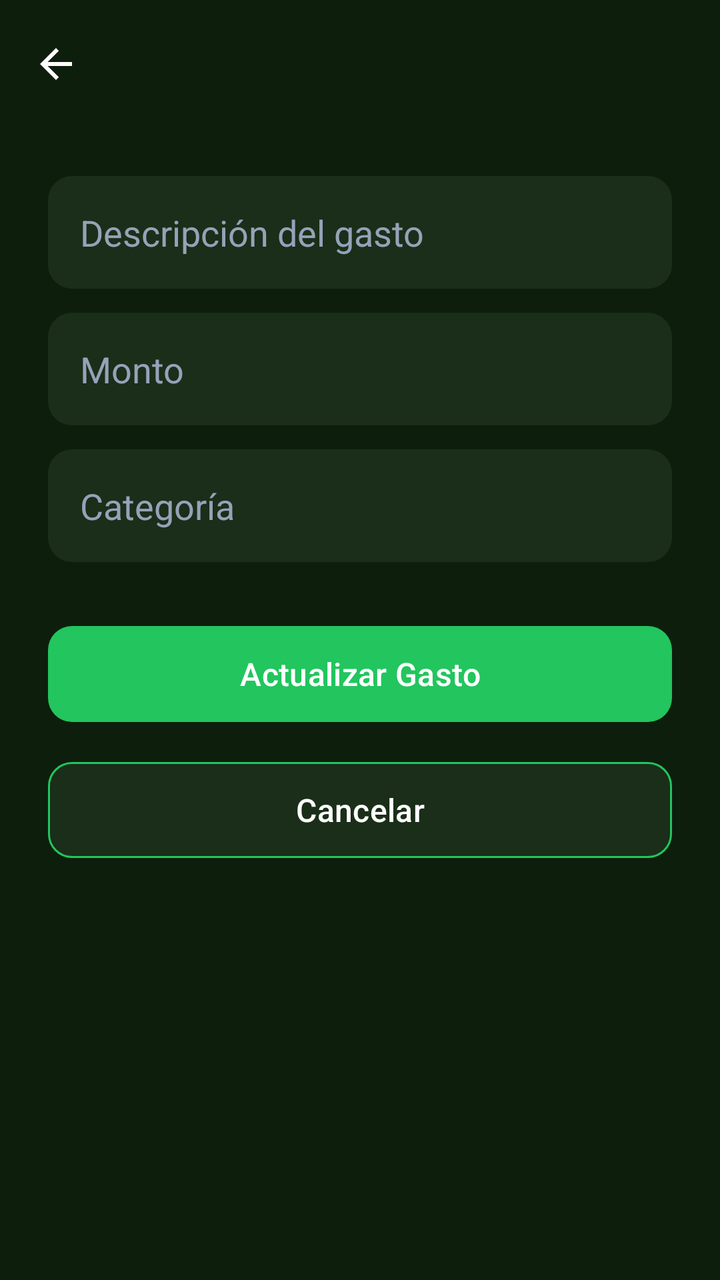
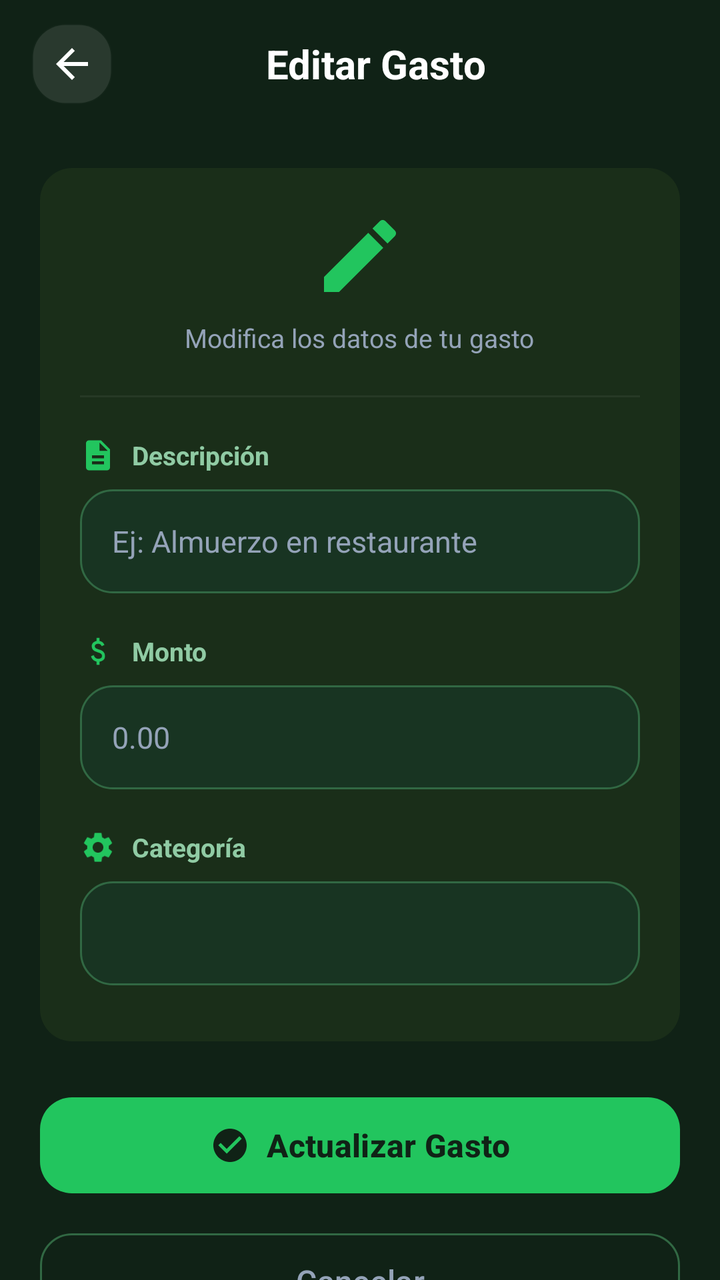

Before-and-after screenshots of an Android layout around one commit, followed by the original layout XML and the change that was made.
<!-- AndroidManifest.xml: application theme Theme.IngresosGastosApp -->
<!-- res/layout/activity_editar_gasto.xml -->
<?xml version="1.0" encoding="utf-8"?>
<androidx.constraintlayout.widget.ConstraintLayout
    xmlns:android="http://schemas.android.com/apk/res/android"
    xmlns:app="http://schemas.android.com/apk/res-auto"
    android:id="@+id/main"
    android:layout_width="match_parent"
    android:layout_height="match_parent"
    android:background="@color/bg_dark">

    <com.google.android.material.appbar.MaterialToolbar
        android:id="@+id/toolbarEditarGasto"
        android:layout_width="0dp"
        android:layout_height="?attr/actionBarSize"
        android:background="@color/bg_dark"
        android:elevation="0dp"
        android:title="Editar Gasto"
        app:navigationIcon="@drawable/ic_arrow_back"
        app:layout_constraintTop_toTopOf="parent"
        app:layout_constraintStart_toStartOf="parent"
        app:layout_constraintEnd_toEndOf="parent"
        app:titleTextColor="@color/text_on_dark"
        app:navigationIconTint="@color/white" />

    <ScrollView
        android:layout_width="0dp"
        android:layout_height="0dp"
        android:padding="24dp"
        android:fillViewport="true"
        app:layout_constraintTop_toBottomOf="@id/toolbarEditarGasto"
        app:layout_constraintStart_toStartOf="parent"
        app:layout_constraintEnd_toEndOf="parent"
        app:layout_constraintBottom_toBottomOf="parent">

        <LinearLayout
            android:layout_width="match_parent"
            android:layout_height="wrap_content"
            android:orientation="vertical">

            <EditText
                android:id="@+id/etDescripcionGasto"
                android:layout_width="match_parent"
                android:layout_height="wrap_content"
                android:hint="Descripción del gasto"
                android:background="@drawable/edittext_dark"
                android:padding="16dp"
                android:textColor="@color/text_on_dark"
                android:textColorHint="@color/text_on_dark_muted"
                android:layout_marginBottom="12dp"
                android:inputType="textCapSentences"/>

            <EditText
                android:id="@+id/etMontoGasto"
                android:layout_width="match_parent"
                android:layout_height="wrap_content"
                android:hint="Monto"
                android:background="@drawable/edittext_dark"
                android:padding="16dp"
                android:textColor="@color/text_on_dark"
                android:textColorHint="@color/text_on_dark_muted"
                android:layout_marginBottom="12dp"
                android:inputType="numberDecimal"/>

            <EditText
                android:id="@+id/etCategoriaGasto"
                android:layout_width="match_parent"
                android:layout_height="wrap_content"
                android:hint="Categoría"
                android:background="@drawable/edittext_dark"
                android:padding="16dp"
                android:textColor="@color/text_on_dark"
                android:textColorHint="@color/text_on_dark_muted"
                android:layout_marginBottom="20dp"
                android:inputType="textCapWords"/>

            <com.google.android.material.button.MaterialButton
                android:id="@+id/btnActualizarGasto"
                android:layout_width="match_parent"
                android:layout_height="56dp"
                android:text="Actualizar Gasto"
                android:textAllCaps="false"
                android:textSize="16sp"
                android:textColor="@color/white"
                app:backgroundTint="@color/green_accent"
                app:cornerRadius="12dp"
                android:layout_marginTop="8dp"
                android:layout_marginBottom="12dp"/>

            <com.google.android.material.button.MaterialButton
                android:id="@+id/btnCancelarGasto"
                style="@style/Widget.Material3.Button.OutlinedButton"
                android:layout_width="match_parent"
                android:layout_height="56dp"
                android:text="Cancelar"
                android:textAllCaps="false"
                android:textSize="16sp"
                android:textColor="@color/text_on_dark"
                app:strokeColor="@color/green_accent"
                app:strokeWidth="1dp"
                app:backgroundTint="@color/bg_dark_card"
                app:cornerRadius="12dp"/>
        </LinearLayout>
    </ScrollView>
</androidx.constraintlayout.widget.ConstraintLayout>
<!-- resources referenced by this layout -->
<resources>
  <color name="bg_dark">#0D1F0C</color>
  <color name="text_on_dark">#FFFFFF</color>
  <!-- drawable edittext_dark (drawable) -->
  <?xml version="1.0" encoding="utf-8"?>
  <shape xmlns:android="http://schemas.android.com/apk/res/android"
      android:shape="rectangle">
      <solid android:color="@color/bg_dark_card" />
      <corners android:radius="12dp" />
  </shape>
  <!-- unchanged entries left out for length: 9 -->
</resources>

<!-- the commit's change to res/layout/activity_editar_gasto.xml (unified diff, before → after) -->
@@ -5,99 +5,243 @@
     android:id="@+id/main"
     android:layout_width="match_parent"
     android:layout_height="match_parent"
-    android:background="@color/bg_dark">
-
-    <com.google.android.material.appbar.MaterialToolbar
+    android:background="@color/stitch_background">
+
+    
+    <androidx.appcompat.widget.Toolbar
         android:id="@+id/toolbarEditarGasto"
         android:layout_width="0dp"
         android:layout_height="?attr/actionBarSize"
-        android:background="@color/bg_dark"
+        android:background="@color/stitch_background"
         android:elevation="0dp"
-        android:title="Editar Gasto"
-        app:navigationIcon="@drawable/ic_arrow_back"
-        app:layout_constraintTop_toTopOf="parent"
+        app:layout_constraintEnd_toEndOf="parent"
         app:layout_constraintStart_toStartOf="parent"
-        app:layout_constraintEnd_toEndOf="parent"
-        app:titleTextColor="@color/text_on_dark"
-        app:navigationIconTint="@color/white" />
-
-    <ScrollView
+        app:layout_constraintTop_toTopOf="parent">
+
+        <RelativeLayout
+            android:layout_width="match_parent"
+            android:layout_height="match_parent"
+            android:paddingEnd="16dp">
+
+            <ImageButton
+                android:id="@+id/btnBackEditarGasto"
+                android:layout_width="40dp"
+                android:layout_height="40dp"
+                android:layout_centerVertical="true"
+                android:background="@drawable/bg_stitch_card"
+                android:backgroundTint="#1AFFFFFF"
+                android:src="@drawable/ic_arrow_back"
+                app:tint="@color/white"
+                android:contentDescription="Volver" />
+
+            <TextView
+                android:layout_width="wrap_content"
+                android:layout_height="wrap_content"
+                android:layout_centerInParent="true"
+                android:text="Editar Gasto"
+                android:textColor="@color/white"
+                android:textSize="20sp"
+                android:textStyle="bold" />
+        </RelativeLayout>
+    </androidx.appcompat.widget.Toolbar>
+
+    
+    <androidx.core.widget.NestedScrollView
         android:layout_width="0dp"
         android:layout_height="0dp"
-        android:padding="24dp"
         android:fillViewport="true"
-        app:layout_constraintTop_toBottomOf="@id/toolbarEditarGasto"
+        android:clipToPadding="false"
+        app:layout_constraintBottom_toBottomOf="parent"
+        app:layout_constraintEnd_toEndOf="parent"
         app:layout_constraintStart_toStartOf="parent"
-        app:layout_constraintEnd_toEndOf="parent"
-        app:layout_constraintBottom_toBottomOf="parent">
+        app:layout_constraintTop_toBottomOf="@id/toolbarEditarGasto">
 
         <LinearLayout
             android:layout_width="match_parent"
             android:layout_height="wrap_content"
-            android:orientation="vertical">
-
-            <EditText
-                android:id="@+id/etDescripcionGasto"
+            android:orientation="vertical"
+            android:padding="20dp">
+
+            
+            <LinearLayout
                 android:layout_width="match_parent"
                 android:layout_height="wrap_content"
-                android:hint="Descripción del gasto"
-                android:background="@drawable/edittext_dark"
-                android:padding="16dp"
-                android:textColor="@color/text_on_dark"
-                android:textColorHint="@color/text_on_dark_muted"
-                android:layout_marginBottom="12dp"
-                android:inputType="textCapSentences"/>
-
-            <EditText
-                android:id="@+id/etMontoGasto"
-                android:layout_width="match_parent"
-                android:layout_height="wrap_content"
-                android:hint="Monto"
-                android:background="@drawable/edittext_dark"
-                android:padding="16dp"
-                android:textColor="@color/text_on_dark"
-                android:textColorHint="@color/text_on_dark_muted"
-                android:layout_marginBottom="12dp"
-                android:inputType="numberDecimal"/>
-
-            <EditText
-                android:id="@+id/etCategoriaGasto"
-                android:layout_width="match_parent"
-                android:layout_height="wrap_content"
-                android:hint="Categoría"
-                android:background="@drawable/edittext_dark"
-                android:padding="16dp"
-                android:textColor="@color/text_on_dark"
-                android:textColorHint="@color/text_on_dark_muted"
-                android:layout_marginBottom="20dp"
-                android:inputType="textCapWords"/>
-
+                android:orientation="vertical"
+                android:background="@drawable/bg_card_menu"
+                android:padding="20dp">
+
+                
+                <LinearLayout
+                    android:layout_width="match_parent"
+                    android:layout_height="wrap_content"
+                    android:gravity="center"
+                    android:orientation="vertical"
+                    android:layout_marginBottom="20dp">
+
+                    <ImageView
+                        android:layout_width="48dp"
+                        android:layout_height="48dp"
+                        android:src="@drawable/ic_edit"
+                        app:tint="@color/green_accent"
+                        android:contentDescription="Editar" />
+
+                    <TextView
+                        android:layout_width="wrap_content"
+                        android:layout_height="wrap_content"
+                        android:layout_marginTop="8dp"
+                        android:text="Modifica los datos de tu gasto"
+                        android:textColor="@color/text_on_dark_muted"
+                        android:textSize="13sp" />
+                </LinearLayout>
+
+                <View
+                    android:layout_width="match_parent"
+                    android:layout_height="1dp"
+                    android:background="#0DFFFFFF"
+                    android:layout_marginBottom="20dp" />
+
+                
+                <LinearLayout
+                    android:layout_width="match_parent"
+                    android:layout_height="wrap_content"
+                    android:orientation="horizontal"
+                    android:gravity="center_vertical"
+                    android:layout_marginBottom="8dp">
+
+                    <ImageView
+                        android:layout_width="18dp"
+                        android:layout_height="18dp"
+                        android:src="@drawable/ic_description"
+                        app:tint="@color/green_accent" />
+
+                    <TextView
+                        android:layout_width="wrap_content"
+                        android:layout_height="wrap_content"
+                        android:layout_marginStart="8dp"
+                        android:text="Descripción"
+                        android:textColor="@color/stitch_text_muted"
+                        android:textSize="13sp"
+                        android:textStyle="bold" />
+                </LinearLayout>
+
+                <EditText
+                    android:id="@+id/etDescripcionGasto"
+                    android:layout_width="match_parent"
+                    android:layout_height="52dp"
+                    android:background="@drawable/bg_input_field"
+                    android:paddingHorizontal="16dp"
+                    android:hint="Ej: Almuerzo en restaurante"
+                    android:textColor="@color/white"
+                    android:textColorHint="@color/text_on_dark_muted"
+                    android:textSize="15sp"
+                    android:inputType="textCapSentences"
+                    android:layout_marginBottom="20dp" />
+
+                
+                <LinearLayout
+                    android:layout_width="match_parent"
+                    android:layout_height="wrap_content"
+                    android:orientation="horizontal"
+                    android:gravity="center_vertical"
+                    android:layout_marginBottom="8dp">
+
+                    <ImageView
+                        android:layout_width="18dp"
+                        android:layout_height="18dp"
+                        android:src="@drawable/ic_attach_money"
+                        app:tint="@color/green_accent" />
+
+                    <TextView
+                        android:layout_width="wrap_content"
+                        android:layout_height="wrap_content"
+                        android:layout_marginStart="8dp"
+                        android:text="Monto"
+                        android:textColor="@color/stitch_text_muted"
+                        android:textSize="13sp"
+                        android:textStyle="bold" />
+                </LinearLayout>
+
+                <EditText
+                    android:id="@+id/etMontoGasto"
+                    android:layout_width="match_parent"
+                    android:layout_height="52dp"
+                    android:background="@drawable/bg_input_field"
+                    android:paddingHorizontal="16dp"
+                    android:hint="0.00"
+                    android:textColor="@color/white"
+                    android:textColorHint="@color/text_on_dark_muted"
+                    android:textSize="15sp"
+                    android:inputType="numberDecimal"
+                    android:layout_marginBottom="20dp" />
+
+                
+                <LinearLayout
+                    android:layout_width="match_parent"
+                    android:layout_height="wrap_content"
+                    android:orientation="horizontal"
+                    android:gravity="center_vertical"
+                    android:layout_marginBottom="8dp">
+
+                    <ImageView
+                        android:layout_width="18dp"
+                        android:layout_height="18dp"
+                        android:src="@drawable/ic_settings"
+                        app:tint="@color/green_accent" />
+
+                    <TextView
+                        android:layout_width="wrap_content"
+                        android:layout_height="wrap_content"
+                        android:layout_marginStart="8dp"
+                        android:text="Categoría"
+                        android:textColor="@color/stitch_text_muted"
+                        android:textSize="13sp"
+                        android:textStyle="bold" />
+                </LinearLayout>
+
+                <Spinner
+                    android:id="@+id/spinnerCategoriaGasto"
+                    android:layout_width="match_parent"
+                    android:layout_height="52dp"
+                    android:background="@drawable/bg_spinner_dark"
+                    android:popupBackground="@color/stitch_card_bg"
+                    android:layout_marginBottom="8dp" />
+
+            </LinearLayout>
+
+            
             <com.google.android.material.button.MaterialButton
                 android:id="@+id/btnActualizarGasto"
                 android:layout_width="match_parent"
                 android:layout_height="56dp"
+                android:layout_marginTop="24dp"
                 android:text="Actualizar Gasto"
                 android:textAllCaps="false"
                 android:textSize="16sp"
-                android:textColor="@color/white"
+                android:textStyle="bold"
+                android:textColor="@color/stitch_background"
                 app:backgroundTint="@color/green_accent"
-                app:cornerRadius="12dp"
-                android:layout_marginTop="8dp"
-                android:layout_marginBottom="12dp"/>
+                app:cornerRadius="16dp"
+                app:icon="@drawable/ic_check_circle"
+                app:iconGravity="textStart"
+                app:iconTint="@color/stitch_background"
+                app:iconSize="20dp" />
 
             <com.google.android.material.button.MaterialButton
                 android:id="@+id/btnCancelarGasto"
                 style="@style/Widget.Material3.Button.OutlinedButton"
                 android:layout_width="match_parent"
                 android:layout_height="56dp"
+                android:layout_marginTop="12dp"
+                android:layout_marginBottom="24dp"
                 android:text="Cancelar"
                 android:textAllCaps="false"
                 android:textSize="16sp"
-                android:textColor="@color/text_on_dark"
-                app:strokeColor="@color/green_accent"
+                android:textColor="@color/text_on_dark_muted"
+                app:strokeColor="@color/stitch_card_border"
                 app:strokeWidth="1dp"
-                app:backgroundTint="@color/bg_dark_card"
-                app:cornerRadius="12dp"/>
+                app:cornerRadius="16dp" />
+
         </LinearLayout>
-    </ScrollView>
+    </androidx.core.widget.NestedScrollView>
+
 </androidx.constraintlayout.widget.ConstraintLayout>
<!-- resource entries referenced after the edit -->
@@ -1,14 +1,97 @@
 <!-- resources referenced by this layout -->
 <resources>
-  <color name="bg_dark">#0D1F0C</color>
-  <color name="text_on_dark">#FFFFFF</color>
-  <!-- drawable edittext_dark (drawable) -->
+  <color name="stitch_card_bg">#183422</color>
+  <color name="stitch_card_border">#316843</color>
+  <color name="stitch_text_muted">#90cba4</color>
+  <!-- drawable bg_card_menu (drawable) -->
+  <?xml version="1.0" encoding="utf-8"?>
+  <shape xmlns:android="http://schemas.android.com/apk/res/android">
+      <solid android:color="@color/bg_dark_card" />
+      <corners android:radius="16dp" />
+  </shape>
+  <!-- drawable bg_input_field (drawable) -->
   <?xml version="1.0" encoding="utf-8"?>
   <shape xmlns:android="http://schemas.android.com/apk/res/android"
       android:shape="rectangle">
-      <solid android:color="@color/bg_dark_card" />
-      <corners android:radius="12dp" />
+      <solid android:color="@color/stitch_card_bg" />
+      <stroke
+          android:width="1dp"
+          android:color="@color/stitch_card_border" />
+      <corners android:radius="16dp" />
   </shape>
+  <!-- drawable bg_spinner_dark (drawable) -->
+  <?xml version="1.0" encoding="utf-8"?>
+  <shape xmlns:android="http://schemas.android.com/apk/res/android"
+      android:shape="rectangle">
+      <solid android:color="@color/stitch_card_bg" />
+      <stroke
+          android:width="1dp"
+          android:color="@color/stitch_card_border" />
+      <corners android:radius="16dp" />
+      <padding
+          android:left="16dp"
+          android:top="4dp"
+          android:right="16dp"
+          android:bottom="4dp" />
+  </shape>
+  <!-- drawable bg_stitch_card (drawable) -->
+  <?xml version="1.0" encoding="utf-8"?>
+  <shape xmlns:android="http://schemas.android.com/apk/res/android">
+      <solid android:color="#1A3A24" />
+      <corners android:radius="16dp" />
+      <stroke android:width="1dp" android:color="#1AFFFFFF" />
+  </shape>
+  <!-- drawable ic_attach_money (drawable) -->
+  <vector xmlns:android="http://schemas.android.com/apk/res/android"
+      android:width="24dp"
+      android:height="24dp"
+      android:viewportWidth="960"
+      android:viewportHeight="960">
+    <path
+        android:pathData="M441,840v-86q-53,-12 -91.5,-46T293,612l74,-30q15,48 44.5,73t77.5,25q41,0 69.5,-18.5T587,604q0,-35 -22,-55.5T463,502q-86,-27 -118,-64.5T313,346q0,-65 42,-101t86,-41v-84h80v84q50,8 82.5,36.5T651,310l-74,32q-12,-32 -34,-48t-60,-16q-44,0 -67,19.5T393,346q0,33 30,52t104,40q69,20 104.5,63.5T667,602q0,71 -42,108t-104,46v84h-80Z"
+        android:fillColor="#e3e3e3"/>
+  </vector>
+  <!-- drawable ic_check_circle (drawable) -->
+  <vector xmlns:android="http://schemas.android.com/apk/res/android"
+      android:width="24dp"
+      android:height="24dp"
+      android:viewportWidth="24"
+      android:viewportHeight="24">
+      <path
+          android:fillColor="@color/green_accent"
+          android:pathData="M12,2C6.48,2 2,6.48 2,12s4.48,10 10,10 10,-4.48 10,-10S17.52,2 12,2zM10,17l-5,-5 1.41,-1.41L10,14.17l7.59,-7.59L19,8l-9,9z" />
+  </vector>
+  <!-- drawable ic_description (drawable) -->
+  <vector xmlns:android="http://schemas.android.com/apk/res/android"
+      android:width="24dp"
+      android:height="24dp"
+      android:viewportWidth="24"
+      android:viewportHeight="24">
+      <path
+          android:fillColor="@color/green_accent"
+          android:pathData="M14,2H6C4.9,2 4,2.9 4,4v16c0,1.1 0.9,2 2,2h12c1.1,0 2,-0.9 2,-2V8L14,2zM16,18H8v-2h8v2zM16,14H8v-2h8v2zM13,9V3.5L18.5,9H13z" />
+  </vector>
+  <!-- drawable ic_edit (drawable) -->
+  <vector xmlns:android="http://schemas.android.com/apk/res/android"
+      android:width="24dp"
+      android:height="24dp"
+      android:viewportWidth="24"
+      android:viewportHeight="24">
+      <path
+          android:fillColor="#FFFFFF"
+          android:pathData="M3,17.25V21h3.75L17.81,9.94l-3.75,-3.75L3,17.25zM20.71,7.04c0.39,-0.39 0.39,-1.02 0,-1.41l-2.34,-2.34c-0.39,-0.39 -1.02,-0.39 -1.41,0l-1.83,1.83 3.75,3.75 1.83,-1.83z"/>
+  </vector>
+  <!-- drawable ic_settings (drawable) -->
+  <?xml version="1.0" encoding="utf-8"?>
+  <vector xmlns:android="http://schemas.android.com/apk/res/android"
+      android:width="24dp"
+      android:height="24dp"
+      android:viewportWidth="24"
+      android:viewportHeight="24">
+      <path
+          android:fillColor="@color/white"
+          android:pathData="M19.14,12.94c0.04,-0.31 0.06,-0.63 0.06,-0.94c0,-0.31 -0.02,-0.63 -0.06,-0.94l2.03,-1.58c0.18,-0.14 0.23,-0.41 0.12,-0.61l-1.92,-3.32c-0.12,-0.22 -0.37,-0.29 -0.59,-0.22l-2.39,0.96c-0.5,-0.38 -1.03,-0.7 -1.62,-0.94L14.4,2.81c-0.04,-0.24 -0.24,-0.41 -0.48,-0.41h-3.84c-0.24,0 -0.43,0.17 -0.47,0.41L9.25,5.35C8.66,5.59 8.12,5.92 7.63,6.29L5.24,5.33c-0.22,-0.08 -0.47,0 -0.59,0.22L2.74,8.87C2.62,9.08 2.66,9.34 2.86,9.48l2.03,1.58C4.84,11.31 4.8,11.63 4.8,12s0.02,0.63 0.06,0.94l-2.03,1.58c-0.18,0.14 -0.23,0.41 -0.12,0.61l1.92,3.32c0.12,0.22 0.37,0.29 0.59,0.22l2.39,-0.96c0.5,0.38 1.03,0.7 1.62,0.94l0.36,2.54c0.05,0.24 0.24,0.41 0.48,0.41h3.84c0.24,0 0.44,-0.17 0.47,-0.41l0.36,-2.54c0.59,-0.24 1.13,-0.56 1.62,-0.94l2.39,0.96c0.22,0.08 0.47,0 0.59,-0.22l1.92,-3.32c0.12,-0.22 0.07,-0.47 -0.12,-0.61L19.14,12.94zM12,15.6c-1.98,0 -3.6,-1.62 -3.6,-3.6s1.62,-3.6 3.6,-3.6s3.6,1.62 3.6,3.6S13.98,15.6 12,15.6z"/>
+  </vector>
   <!-- unchanged entries left out for length: 9 -->
 </resources>
 
